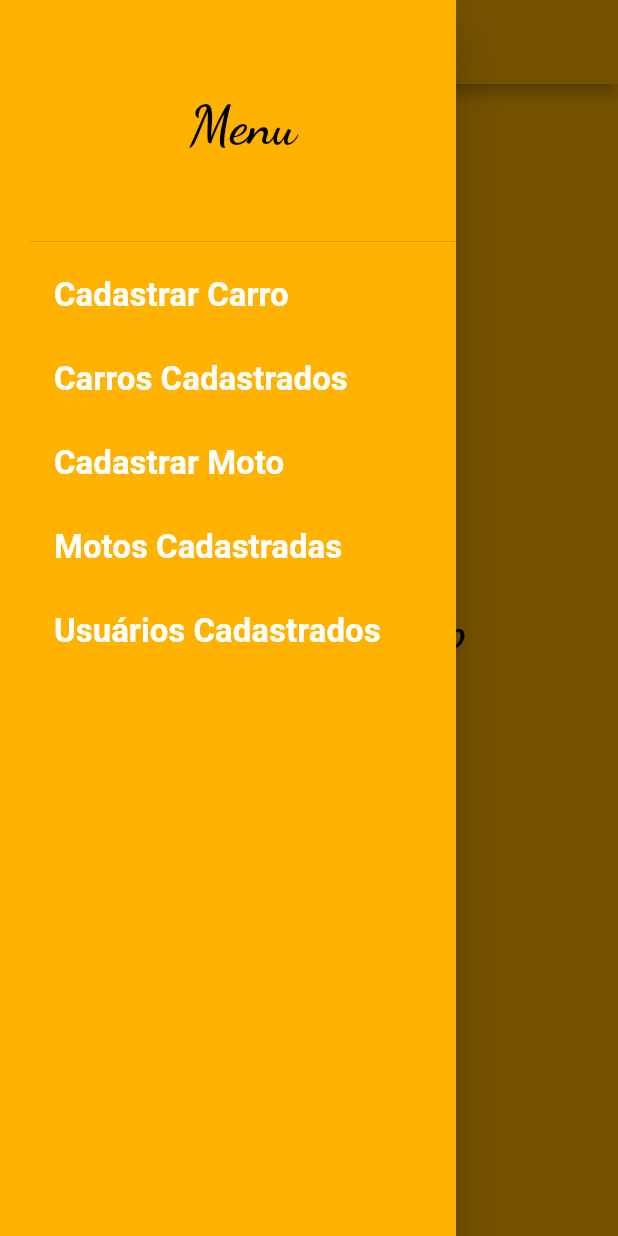
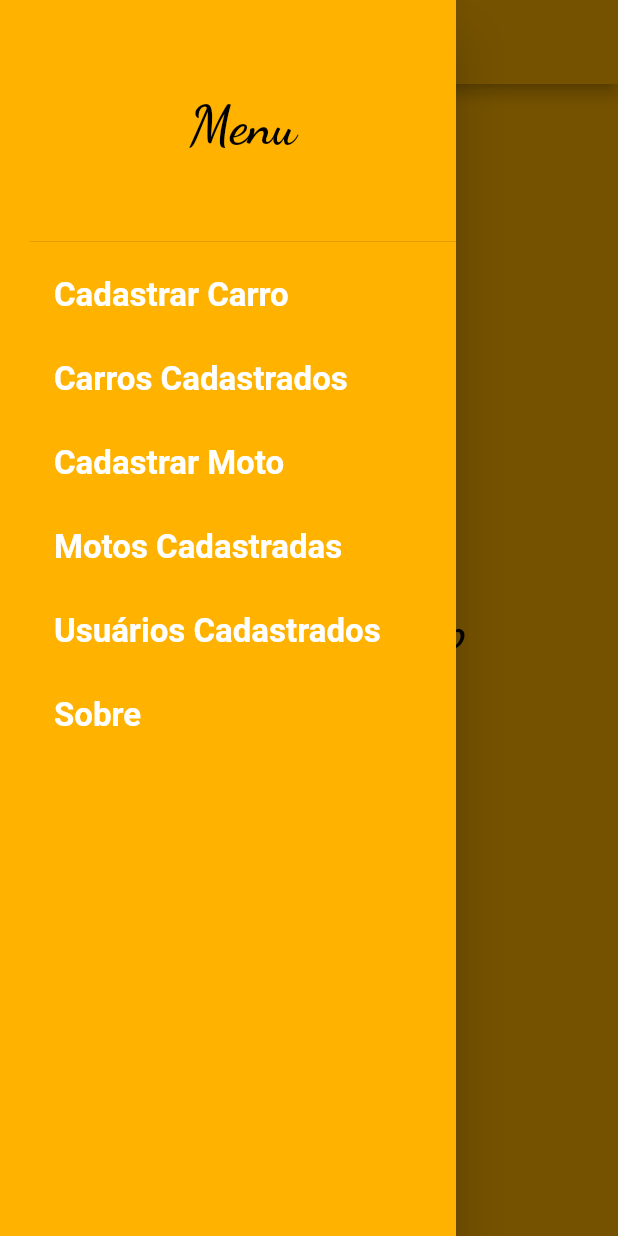
Before and after one commit to marcio1998/show_room_app, a Flutter app: the PaginaInicial screen opened directly with empty values, with the side drawer open, on a phone screen of 412 x 824 dp. Run offline on Flutter 3.47's test engine with Material 2 defaults, Android fonts, the phone set to English and light mode, and no system bars; our stand-ins replace cloud_firestore, firebase_auth, firebase_core; accounts and stored records are empty.

Commit message:
App Completo

```diff
--- a/lib/PaginaInicial.dart
+++ b/lib/PaginaInicial.dart
@@ -59,6 +59,13 @@ class PaginaInicial extends StatelessWidget {
                 ),
                 onTap: () => Navigator.pushNamed(context, '/mostrarusuarios'),
               ),
+              ListTile(
+                title: Text(
+                  "Sobre",
+                  style: Theme.of(context).textTheme.headline2,
+                ),
+                onTap: () => Navigator.pushNamed(context, '/sobre'),
+              ),
             ],
           ),
         ),
--- a/lib/main.dart
+++ b/lib/main.dart
@@ -11,6 +11,7 @@ import 'package:show_room_app/EditarMoto.dart';
 import 'package:show_room_app/Login.dart';
 import 'package:show_room_app/MostrarUsuariosCadastrados.dart';
 import 'package:show_room_app/MotosCadastradas.dart';
+import 'package:show_room_app/Sobre.dart';
 import 'package:show_room_app/UsuariosCadastrados.dart';
 import 'package:show_room_app/EditarCarro.dart';
 import 'PaginaInicial.dart';
@@ -97,7 +98,8 @@ class MyApp extends StatelessWidget {
         '/motoscadastradas': (context) => MotosCadastrdas(),
         '/mostrarusuarios': (context) => UsuariosCadastrados(),
         '/editarcarro': (context) => EditarCarro(),
-        '/editarmoto': (context) => EditarMoto()
+        '/editarmoto': (context) => EditarMoto(),
+        '/sobre': (context) => Sobre(),
       },
       home: MyHomePage(),
     );
--- a/pubspec.yaml
+++ b/pubspec.yaml
@@ -50,8 +50,9 @@ flutter:
   uses-material-design: true
 
   # To add assets to your application, add an assets section, like this:
-  # assets:
-  #   - images/a_dot_burr.jpeg
+  assets:
+      - assets/images/minhafoto.jpg
+      - assets/images/murilo.jpg
   #   - images/a_dot_ham.jpeg
 
   # An image asset can refer to one or more resolution-specific "variants", see
```
Also changed, not shown: lib/Sobre.dart (added, +47 -0 lines), assets/images/minhafoto.jpg (added), assets/images/murilo.jpg (added).
